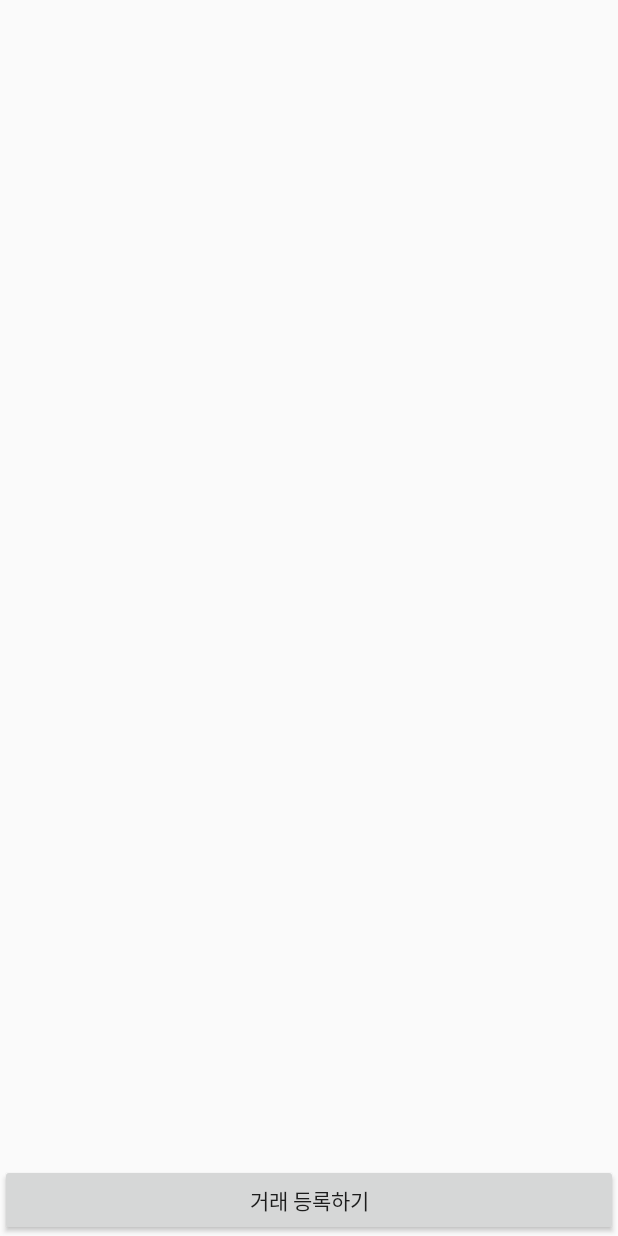
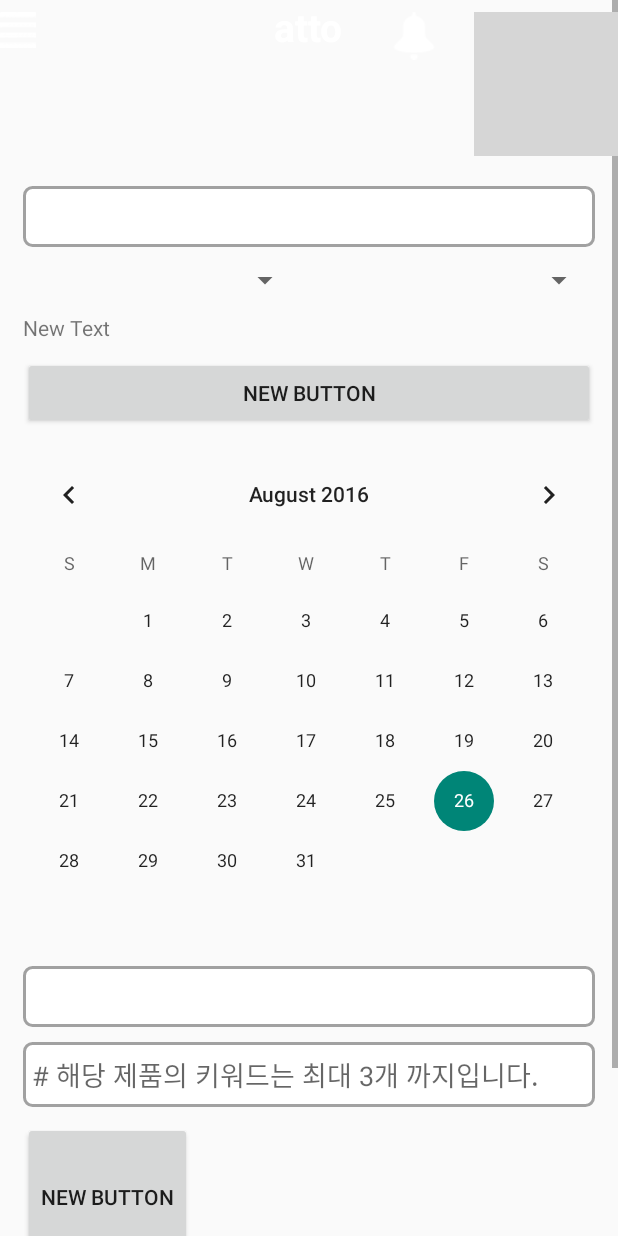
Before and after one commit to wjscksdnd11/ATTO, an Android app: the AddTradeActivity screen opened directly, with no data from a screen before it, on a phone screen of 412 x 824 dp. Run offline under Robolectric (Android 15) with nearby library versions, the light colour scheme and no system bars; Roboto replaces fonts that are not available here; grey boxes are pictures that could not be loaded.

Commit message:
실시간 거래 작성 액티비티/거래글 상세 액티비티 - 제작자 입장/ 마이페이지 액티비티/제작자 프래그먼트/실시간 거래 프래그먼트 레이아웃 및 홀더

```diff
--- a/app/src/main/java/com/atto/developers/atto/viewholder/RealTimeTradeViewHolder.java
+++ b/app/src/main/java/com/atto/developers/atto/viewholder/RealTimeTradeViewHolder.java
@@ -2,6 +2,7 @@ package com.atto.developers.atto.viewholder;
 
 import android.support.v7.widget.RecyclerView;
 import android.view.View;
+import android.widget.Button;
 import android.widget.ImageView;
 import android.widget.TextView;
 
@@ -43,7 +44,7 @@ public class RealTimeTradeViewHolder extends RecyclerView.ViewHolder {
        });
 
         realtime_photo = (ImageView)itemView.findViewById(R.id.img_realtime_photo);
-        trade_profile = (ImageView)itemView.findViewById(R.id.img_trade_profile);
+        trade_profile = (ImageView)itemView.findViewById(R.id.img_maker_profile);
         trade_staus = (TextView)itemView.findViewById(R.id.text_trade_staus);
         trade_title = (TextView)itemView.findViewById(R.id.text_trade_title);
         trade_price = (TextView)itemView.findViewById(R.id.text_trade_price);
--- /dev/null
+++ b/app/src/main/res/drawable/edit_shapes.xml
@@ -0,0 +1,12 @@
+<?xml version="1.0" encoding="utf-8"?>
+<shape xmlns:android="http://schemas.android.com/apk/res/android">
+
+        <solid android:color="#FFFFFFFF"/>
+        <corners android:radius="5dp" />
+        <stroke android:width="2dp"
+            android:color="#FFA1A1A1" />
+        <padding
+            android:bottom="8dp"
+            android:top="8dp"
+            android:left="6dp"/>
+</shape>
--- a/app/src/main/res/layout/activity_add_trade.xml
+++ b/app/src/main/res/layout/activity_add_trade.xml
@@ -1,18 +1,134 @@
 <?xml version="1.0" encoding="utf-8"?>
-<RelativeLayout xmlns:android="http://schemas.android.com/apk/res/android"
+<ScrollView xmlns:android="http://schemas.android.com/apk/res/android"
     xmlns:tools="http://schemas.android.com/tools"
     android:layout_width="match_parent"
     android:layout_height="match_parent"
     tools:context="com.atto.developers.atto.AddTradeActivity">
 
-    <Button
+    <LinearLayout
+        android:layout_width="match_parent"
+        android:layout_height="match_parent"
+        android:orientation="vertical"
+        android:weightSum="1">
+
+        <include
+            android:layout_width="wrap_content"
+            android:layout_height="wrap_content"
+            layout="@layout/toolbar_main"
+            android:layout_gravity="center_horizontal"/>
+
+        <EditText
+        android:layout_width="match_parent"
+        android:layout_height="wrap_content"
+        android:id="@+id/edit_trade_title"
+        android:background="@drawable/edit_shapes"
+            android:layout_marginLeft="15dp"
+            android:layout_marginTop="20dp"
+            android:layout_marginRight="15dp" />
+
+    <LinearLayout
+        android:orientation="horizontal"
+        android:layout_width="match_parent"
+        android:layout_height="wrap_content"
+        android:layout_marginTop="10dp"
+        android:layout_marginLeft="15dp"
+        android:layout_marginRight="15dp">
+
+        <Spinner
+            android:layout_width="wrap_content"
+            android:layout_height="match_parent"
+            android:id="@+id/spinner_main_category"
+            android:layout_weight="1" />
+
+        <Spinner
+            android:layout_width="wrap_content"
+            android:layout_height="wrap_content"
+            android:id="@+id/spinner_sub_category"
+            android:layout_weight="1"
+            android:layout_marginLeft="10dp" />
+
+    </LinearLayout>
+
+    <TextView
         android:layout_width="wrap_content"
         android:layout_height="wrap_content"
-        android:text="@string/text_add_trade_register_trade"
+        android:text="New Text"
+        android:id="@+id/textView12"
+        android:layout_marginTop="10dp"
+        android:layout_marginLeft="15dp" />
+
+    <Button
+        android:layout_width="match_parent"
+        android:layout_height="wrap_content"
+        android:text="New Button"
+        android:id="@+id/btn_wish_delevery"
+        android:layout_marginLeft="15dp"
+        android:layout_marginRight="15dp"
+        android:layout_marginTop="10dp" />
+
+        <CalendarView
+            android:layout_width="match_parent"
+            android:layout_height="match_parent"
+            android:id="@+id/cal_trade_select_date"
+            android:layout_weight="2.48"
+            android:layout_marginTop="10dp" />
+
+        <EditText
+        android:layout_width="match_parent"
+        android:layout_height="wrap_content"
+        android:id="@+id/edit_trade_content"
+        android:background="@drawable/edit_shapes"
+        android:layout_marginLeft="15dp"
+        android:layout_marginTop="10dp"
+        android:layout_marginRight="15dp" />
+
+    <EditText
+        android:layout_width="match_parent"
+        android:layout_height="wrap_content"
+        android:id="@+id/edit_trade_keyword"
+        android:hint="# 해당 제품의 키워드는 최대 3개 까지입니다."
+        android:background="@drawable/edit_shapes"
+        android:layout_marginTop="10dp"
+        android:layout_marginLeft="15dp"
+        android:layout_marginRight="15dp" />
+
+    <LinearLayout
+        android:orientation="horizontal"
+        android:layout_width="match_parent"
+        android:layout_height="wrap_content"
+        android:layout_marginTop="10dp">
+
+        <Button
+            android:layout_width="wrap_content"
+            android:layout_height="100dp"
+            android:text="New Button"
+            android:id="@+id/btn_move_gallery"
+            android:layout_marginLeft="15dp" />
+
+        <ImageView
+            android:layout_width="100dp"
+            android:layout_height="100dp"
+            android:id="@+id/img_trade_preview"
+            android:layout_marginLeft="10dp" />
+
+    </LinearLayout>
+
+    <Button
+        android:layout_width="match_parent"
+        android:layout_height="wrap_content"
+        android:text="New Button"
+        android:id="@+id/btn_move_setting_price"
+        android:layout_marginTop="10dp"
+        android:layout_marginLeft="15dp"
+        android:layout_marginRight="15dp" />
+
+    <Button
+        android:layout_width="match_parent"
+        android:layout_height="wrap_content"
+        android:text="btn_move_trade_register"
         android:id="@+id/btn_move_trade_register"
-        android:layout_alignParentBottom="true"
-        android:layout_alignParentLeft="true"
-        android:layout_alignParentStart="true"
-        android:layout_alignParentRight="true"
-        android:layout_alignParentEnd="true" />
-</RelativeLayout>
+        android:layout_marginLeft="15dp"
+        android:layout_marginRight="15dp" />
+
+    </LinearLayout>
+</ScrollView>
```
Also changed, not shown: app/src/main/java/com/atto/developers/atto/Adapter/DetailTradeMultiAdapter.java (added, +7 -0 lines), app/src/main/java/com/atto/developers/atto/Adapter/RecyclerMakerAdapter.java (added, +7 -0 lines), app/src/main/java/com/atto/developers/atto/Adapter/RecyclerMypageAdapter.java (added, +7 -0 lines), app/src/main/java/com/atto/developers/atto/Adapter/RecyclerRealTimeTradeAdapter.java (added, +7 -0 lines), app/src/main/java/com/atto/developers/atto/view/DetailTradeHeader.java (added, +8 -0 lines), app/src/main/java/com/atto/developers/atto/viewholder/DetailMakerViewHolder.java (added, +7 -0 lines), app/src/main/java/com/atto/developers/atto/viewholder/DetailTradeMultiViewHolder.java (+23 -0 lines), app/src/main/res/drawable/btn_default.xml (added, +13 -0 lines), app/src/main/res/layout/activity_add_image.xml (+17 -7 lines), app/src/main/res/layout/activity_detail_trade_maker.xml (added, +33 -0 lines), app/src/main/res/layout/view_header_detail.xml (+14 -13 lines), app/src/main/res/layout/view_img_detail_trade.xml (added, +103 -0 lines), app/src/main/res/layout/view_item_detail_maker.xml (added, +9 -0 lines), app/src/main/res/layout/view_item_maker_trade_detai.xml (added, +10 -0 lines), 1 more files.
